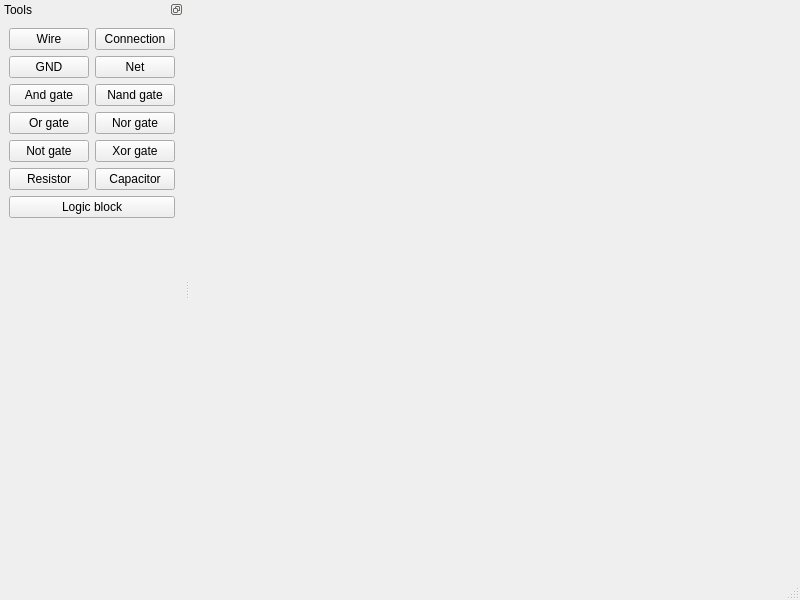
KonstantAnxiety/CircuitEditor, file Circuit/mainwindow.ui: the form before one commit.
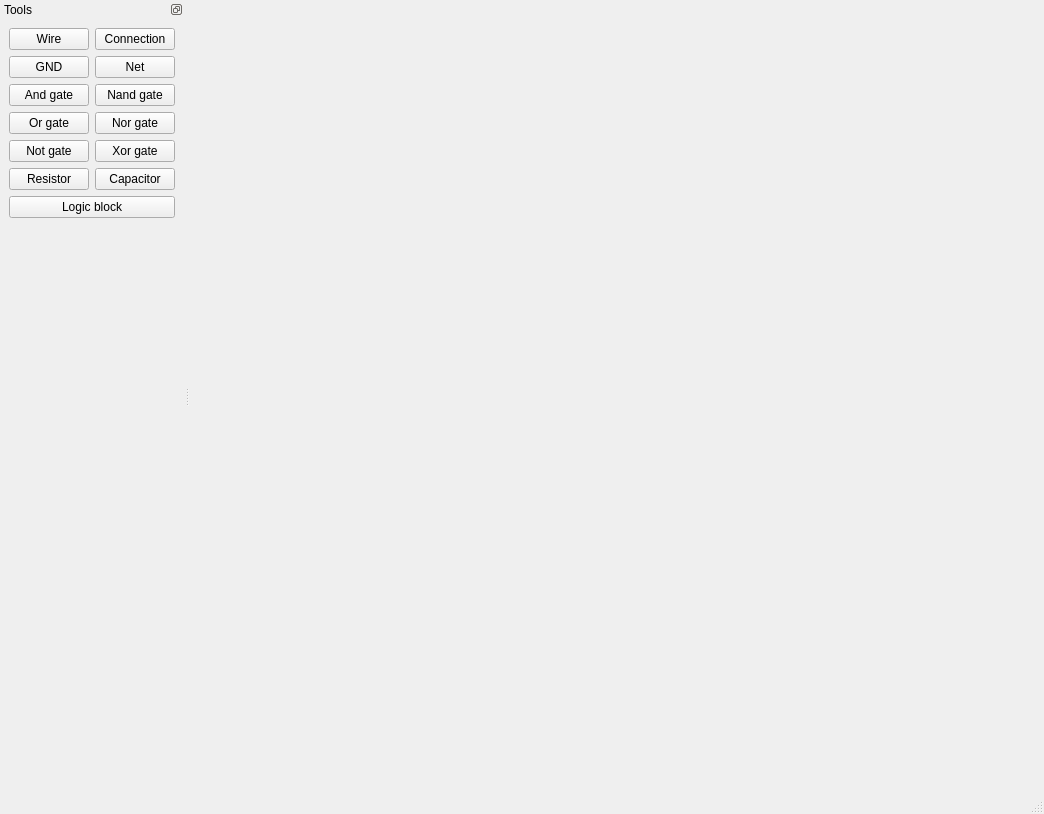
The form after the commit.

Patch:
```diff
--- a/Circuit/mainwindow.ui
+++ b/Circuit/mainwindow.ui
@@ -6,8 +6,8 @@
    <rect>
     <x>0</x>
     <y>0</y>
-    <width>800</width>
-    <height>600</height>
+    <width>1044</width>
+    <height>814</height>
    </rect>
   </property>
   <property name="minimumSize">
```
Left out of the diff: 4 changed lines with no effect on the pictures.
